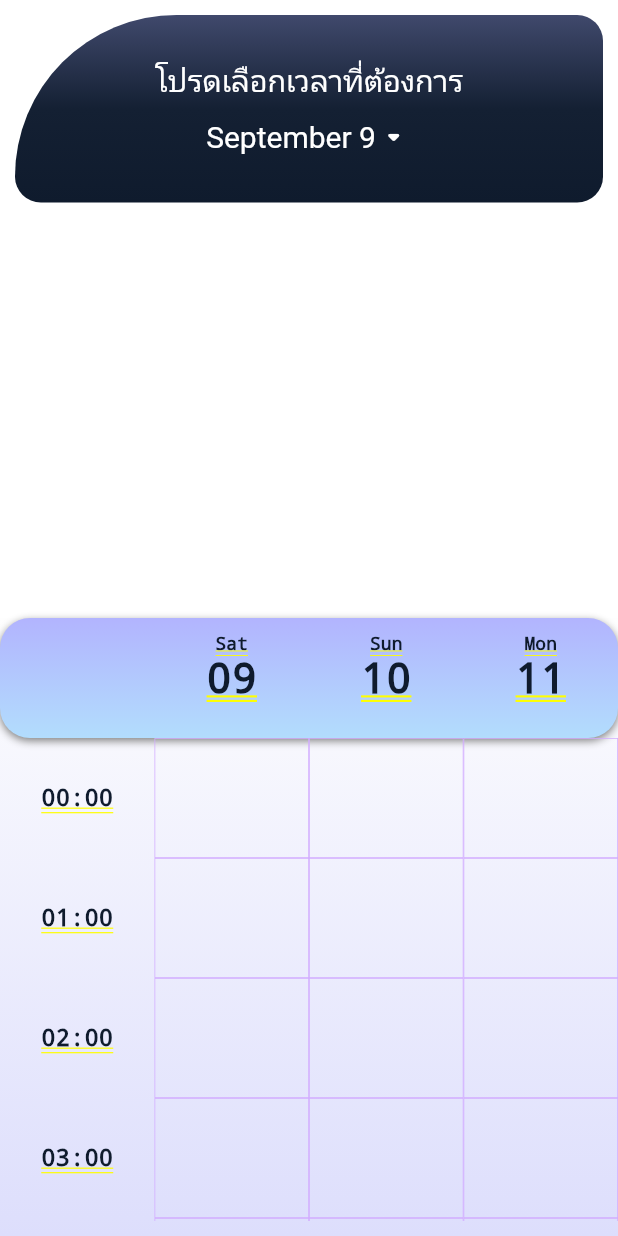
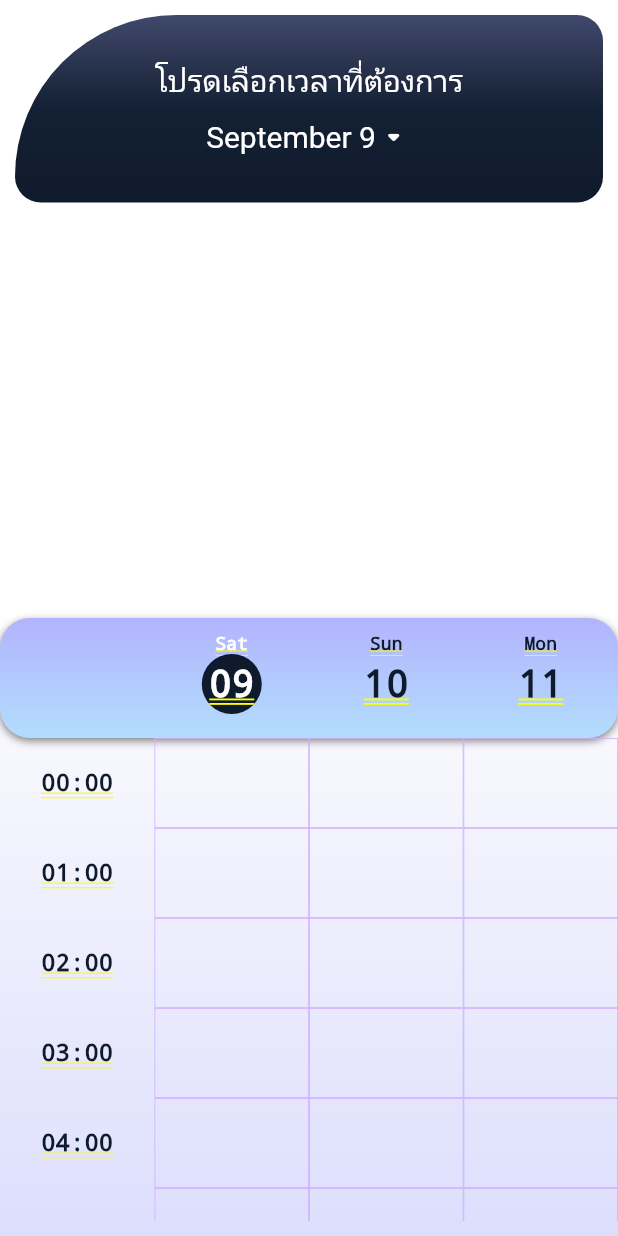
Before and after one commit to TelephyApp/Telephy_frontend, a Flutter app: the screen it shows after launch, on a phone screen of 412 x 824 dp. Run offline on Flutter 3.47's test engine with Material 2 defaults, Android fonts, the phone set to English and light mode, and no system bars; our stand-ins replace font_awesome_flutter, table_calendar.

Commit message:
Edit: add Timeslot screen in mainlayout Update: Currentday color in TimeslotTable

```diff
--- a/lib/main_layout.dart
+++ b/lib/main_layout.dart
@@ -3,6 +3,7 @@ import 'package:font_awesome_flutter/font_awesome_flutter.dart';
 import 'package:telephy/screens/chatlogs_screen.dart';
 import 'package:telephy/screens/home_screen.dart';
 import 'package:telephy/screens/profile_screen.dart';
+import 'package:telephy/screens/time_slot_screen.dart';
 import 'package:telephy/utils/config.dart';
 
 class MainLayout extends StatefulWidget {
@@ -42,6 +43,7 @@ class _MainLayoutState extends State<MainLayout> {
         children: const <Widget>[
           HomeScreen(),
           ChatLogsScreen(),
+          TimeSlot(),
           ProfileScreen(),
         ],
       ),
--- a/lib/widgets/timeSlot.dart
+++ b/lib/widgets/timeSlot.dart
@@ -89,14 +89,31 @@ class TimeSlotTable extends StatelessWidget {
                             DateFormat('EEE').format(lastThreeDays[dayIndex]),
                             style: TextStyle(
                               fontSize: 12,
-                              color: Color(0xFF0F1B2D),
+                              color: dayIndex == 0
+                                  ? Color(0xFFFEFEFE)
+                                  : Color(0xFF0F1B2D),
                             ),
                           ),
-                          Text(
-                            DateFormat('dd').format(lastThreeDays[dayIndex]),
-                            style: TextStyle(
-                              fontSize: 28,
-                              color: Color(0xFF0F1B2D),
+                          Container(
+                            height: 40,
+                            width: 40,
+                            decoration: BoxDecoration(
+                              borderRadius: BorderRadius.circular(50),
+                              color: dayIndex == 0
+                                  ? Color(0xFF0F1B2D)
+                                  : Color.fromARGB(0, 254, 254, 254),
+                            ),
+                            child: Center(
+                              child: Text(
+                                DateFormat('dd')
+                                    .format(lastThreeDays[dayIndex]),
+                                style: TextStyle(
+                                  fontSize: 25,
+                                  color: dayIndex == 0
+                                      ? Color(0xFFFEFEFE)
+                                      : Color(0xFF0F1B2D),
+                                ),
+                              ),
                             ),
                           ),
                         ],
@@ -150,14 +167,14 @@ class TimeSlot extends StatelessWidget {
       child: Column(
         children: [
           SizedBox(
-            height: 30,
+            height: 20,
           ),
           Text(
             '$hour:00',
             style: TextStyle(fontSize: 16, color: Color(0xFF0F1B2D)),
           ),
           SizedBox(
-            height: 30,
+            height: 20,
           ),
         ],
       ),
@@ -199,7 +216,7 @@ class _HourlySlotState extends State<HourlySlot> {
         child: Column(
           children: [
             SizedBox(
-              height: 30,
+              height: 20,
             ),
             Text(
               " ",
@@ -209,7 +226,7 @@ class _HourlySlotState extends State<HourlySlot> {
               ),
             ),
             SizedBox(
-              height: 30,
+              height: 20,
             ),
           ],
         ),
```
